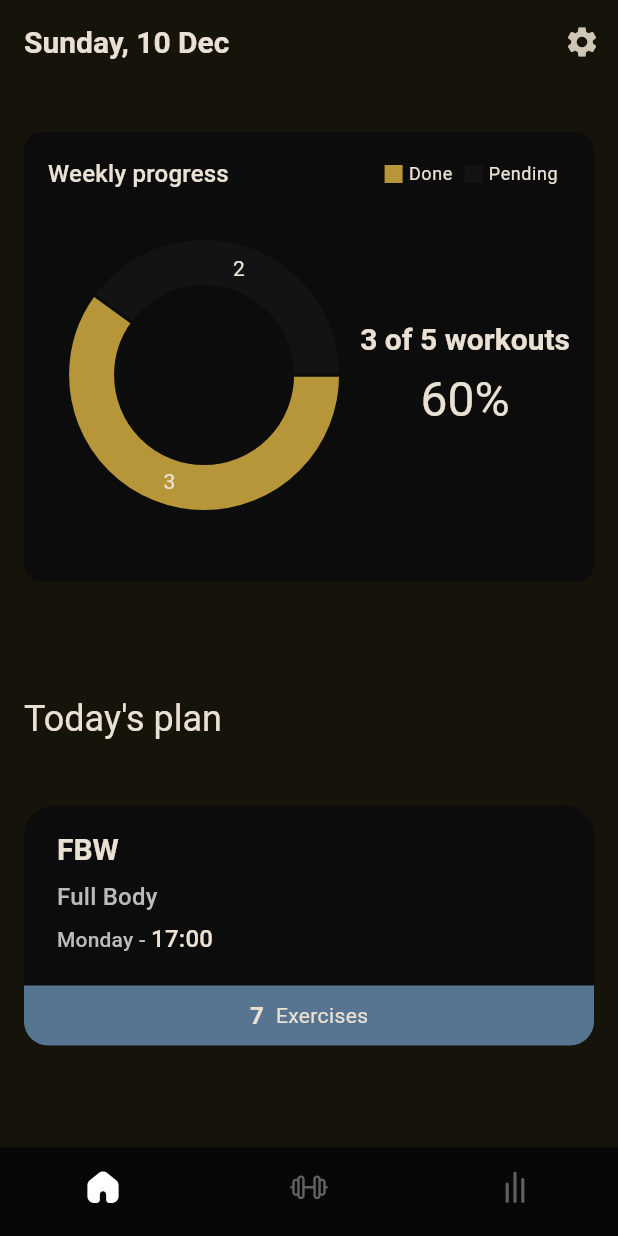
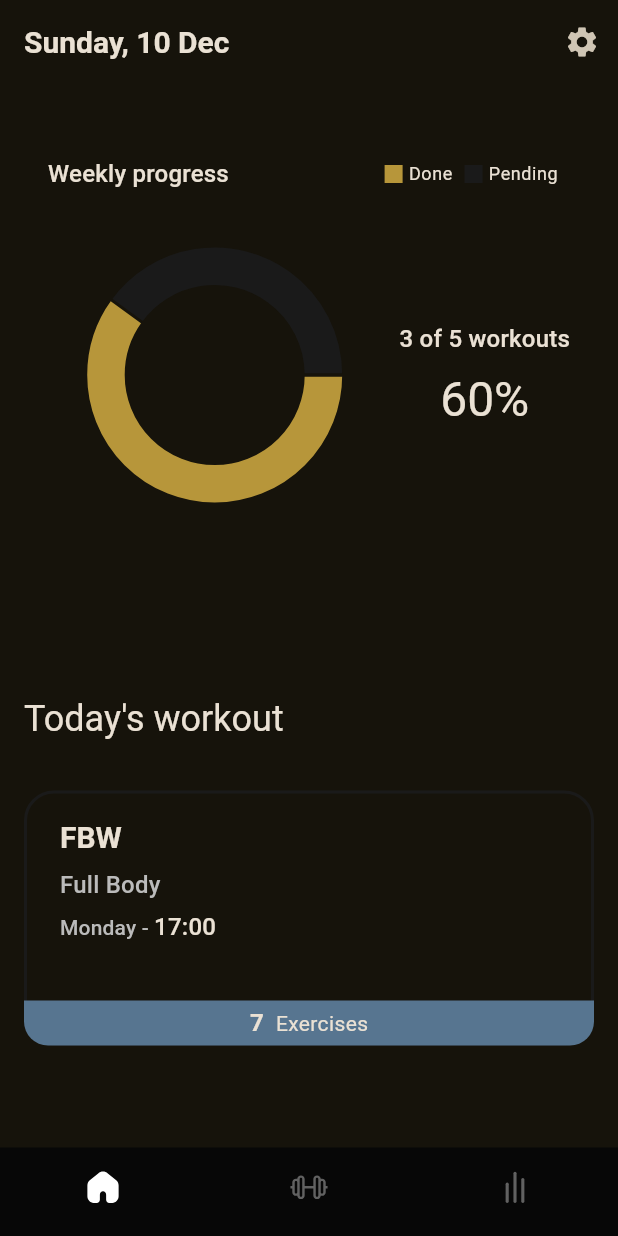
Before and after one commit to dsnoire/workout_app, a Flutter app: the screen it shows after launch, on a phone screen of 412 x 824 dp. Run offline on Flutter 3.47's test engine with Material 3 defaults, Android fonts, the phone set to English and light mode, and no system bars; drawn by our look-alikes of fl_chart; our stand-ins replace bloc, flutter_bloc, flutter_svg, freezed_annotation, get_it, go_router and 3 more; accounts and stored records are empty.

Commit message:
Change HomeView UI

```diff
--- a/lib/features/home/views/home_view.dart
+++ b/lib/features/home/views/home_view.dart
@@ -34,10 +34,10 @@ class HomeView extends StatelessWidget {
                 crossAxisAlignment: CrossAxisAlignment.start,
                 children: [
                   Text(
-                    "Today's plan",
+                    "Today's workout",
                     style: Theme.of(context).textTheme.headlineSmall,
                   ),
-                  const SizedBox(height: 42),
+                  const SizedBox(height: 32),
                   const TodaysWorkout(),
                 ],
               ),
--- a/lib/features/home/widgets/summary_progress_tile.dart
+++ b/lib/features/home/widgets/summary_progress_tile.dart
@@ -15,7 +15,6 @@ class SummaryProgressTile extends StatelessWidget {
       height: 300,
       width: MediaQuery.of(context).size.width,
       decoration: BoxDecoration(
-        color: const Color(0xFF0C0C0C),
         borderRadius: BorderRadius.circular(12),
       ),
       child: Column(
@@ -36,7 +35,7 @@ class SummaryProgressTile extends StatelessWidget {
                   ),
                   SizedBox(width: 8),
                   ChartIndicator(
-                    color: AppColors.darkerContrastColor,
+                    color: AppColors.contrastColor,
                     text: 'Pending',
                   ),
                   SizedBox(width: 8),
@@ -55,25 +54,26 @@ class SummaryProgressTile extends StatelessWidget {
                         PieChartSectionData(
                           color: AppColors.primaryColor,
                           value: 3,
-                          radius: 30,
-                          title: '3',
+                          radius: 25,
+                          showTitle: false,
                         ),
                         PieChartSectionData(
-                          color: AppColors.darkerContrastColor,
+                          color: AppColors.contrastColor,
                           value: 2,
-                          radius: 30,
-                          title: '2',
+                          radius: 25,
+                          showTitle: false,
                         ),
                       ],
                     ),
                   ),
                 ),
+                const SizedBox(width: 12),
                 Column(
                   mainAxisAlignment: MainAxisAlignment.center,
                   children: [
                     Text(
                       '3 of 5 workouts',
-                      style: Theme.of(context).textTheme.titleLarge,
+                      style: Theme.of(context).textTheme.titleMedium,
                     ),
                     const SizedBox(height: 8),
                     Text(
--- a/lib/features/home/widgets/todays_workout.dart
+++ b/lib/features/home/widgets/todays_workout.dart
@@ -1,4 +1,5 @@
 import 'package:flutter/material.dart';
+import 'package:workout_app/core/constants/app_colors.dart';
 
 class TodaysWorkout extends StatelessWidget {
   const TodaysWorkout({
@@ -10,13 +11,16 @@ class TodaysWorkout extends StatelessWidget {
     return Stack(
       children: [
         Container(
-          height: 160,
+          height: 170,
           padding: const EdgeInsets.symmetric(
             horizontal: 22,
             vertical: 16,
           ),
           decoration: BoxDecoration(
-            color: const Color(0xFF0C0C0C),
+            border: Border.all(
+              width: 2,
+              color: AppColors.contrastColor,
+            ),
             borderRadius: BorderRadius.circular(20),
           ),
           child: Column(
@@ -56,7 +60,7 @@ class TodaysWorkout extends StatelessWidget {
           left: 0,
           right: 0,
           child: Container(
-            height: 40,
+            height: 30,
             decoration: const BoxDecoration(
               color: Color(0xFF577590),
               borderRadius: BorderRadius.only(
```
